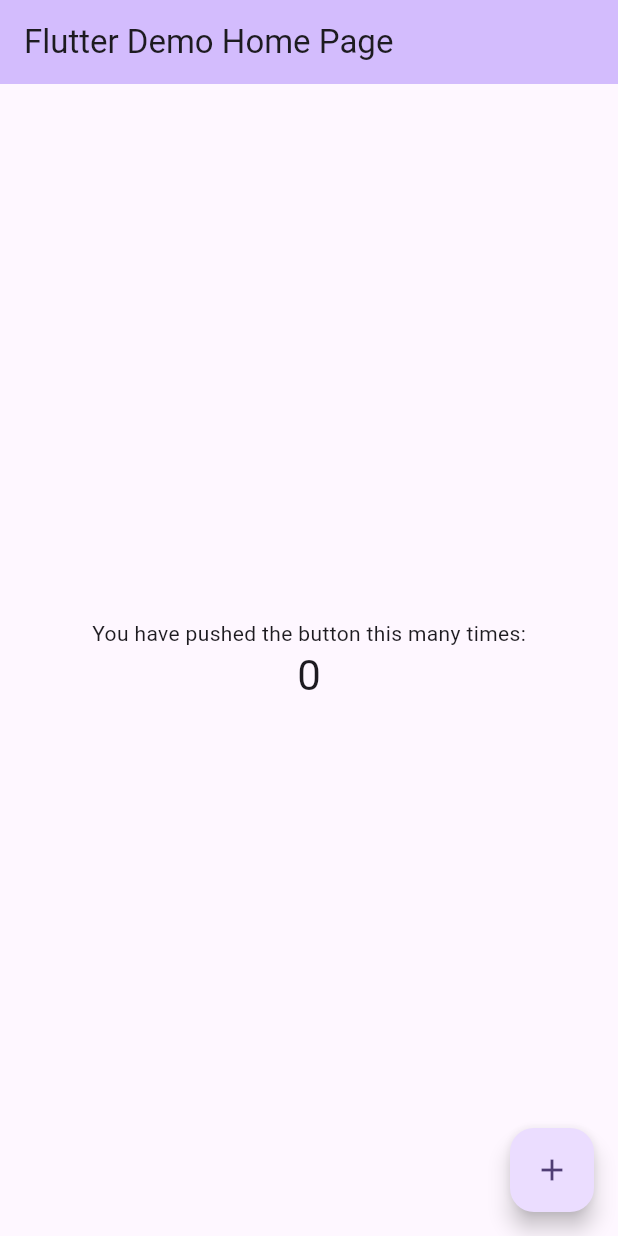
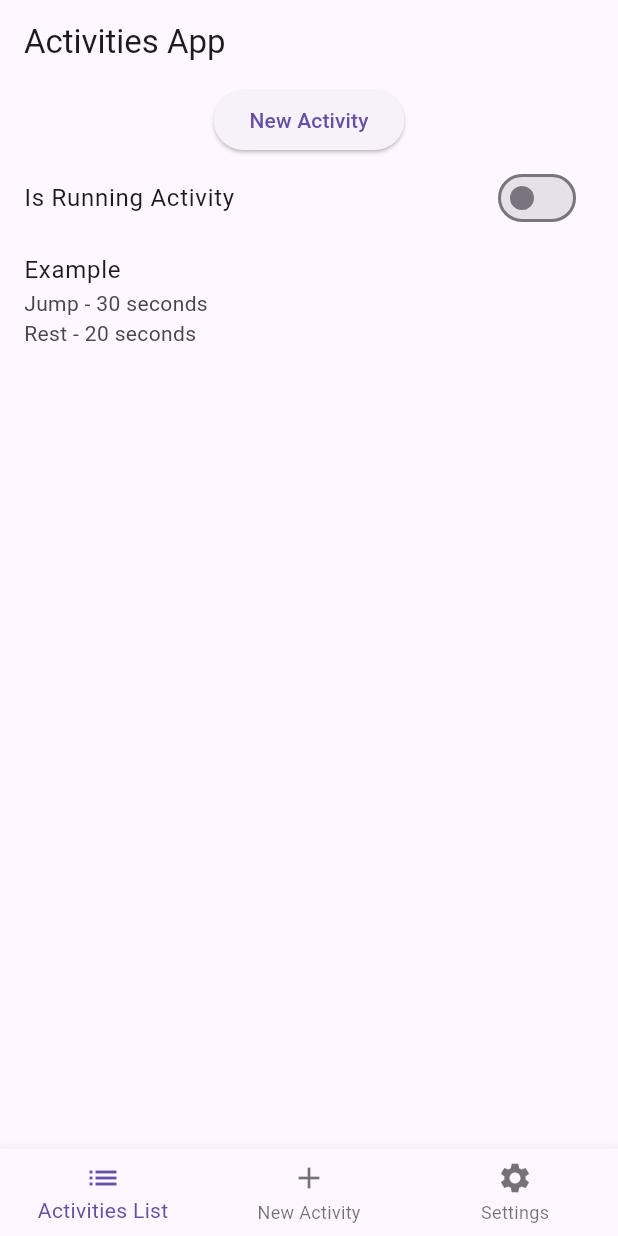
Before and after one commit to amireppel/UDOIT2, a Flutter app: the screen it shows after launch, on a phone screen of 412 x 824 dp. Run offline on Flutter 3.47's test engine with Material 3 defaults, Android fonts, the phone set to English and light mode, and no system bars.

Commit message:
very inital setup

```diff
--- /dev/null
+++ b/lib/components/activitiesComponents/new_activity_button.dart
@@ -0,0 +1,15 @@
+import 'package:flutter/material.dart';
+
+class NewActivityButton extends StatelessWidget {
+  final VoidCallback onPressed;
+
+  NewActivityButton({required this.onPressed});
+
+  @override
+  Widget build(BuildContext context) {
+    return ElevatedButton(
+      onPressed: onPressed,
+      child: Text('New Activity'),
+    );
+  }
+}
--- /dev/null
+++ b/lib/components/activities_list.dart
@@ -0,0 +1,48 @@
+import 'package:flutter/material.dart';
+import 'package:provider/provider.dart';
+import '../hooks/activities_provider.dart';
+import '../hooks/running_activity_provider.dart';
+import 'activitiesComponents/new_activity_button.dart';
+
+class ActivitiesList extends StatelessWidget {
+  final VoidCallback onNewActivityPressed;
+
+  ActivitiesList({required this.onNewActivityPressed});
+
+  @override
+  Widget build(BuildContext context) {
+    return Consumer2<ActivitiesProvider, RunningActivityProvider>(
+      builder: (context, activitiesProvider, runningActivityProvider, child) {
+        return Column(
+          children: [
+            NewActivityButton(onPressed: onNewActivityPressed),
+            SwitchListTile(
+              title: Text('Is Running Activity'),
+              value: runningActivityProvider.isRunningActivity,
+              onChanged: (bool value) {
+                runningActivityProvider.setRunningActivity(value);
+              },
+            ),
+            Expanded(
+              child: ListView.builder(
+                itemCount: activitiesProvider.activities.length,
+                itemBuilder: (context, index) {
+                  final activity = activitiesProvider.activities[index];
+                  return ListTile(
+                    title: Text(activity.name),
+                    subtitle: Column(
+                      crossAxisAlignment: CrossAxisAlignment.start,
+                      children: activity.tasks.map((task) {
+                        return Text('${task.name} - ${task.durationInSeconds} seconds');
+                      }).toList(),
+                    ),
+                  );
+                },
+              ),
+            ),
+          ],
+        );
+      },
+    );
+  }
+}
--- /dev/null
+++ b/lib/components/new_activity.dart
@@ -0,0 +1,28 @@
+import 'package:flutter/material.dart';
+import 'package:provider/provider.dart';
+import '../hooks/new_activity_provider.dart';
+
+class NewActivity extends StatelessWidget {
+  @override
+  Widget build(BuildContext context) {
+    return Consumer<NewActivityProvider>(
+      builder: (context, newActivityProvider, child) {
+        return Center(
+          child: Column(
+            mainAxisAlignment: MainAxisAlignment.center,
+            children: [
+              Text('New Activity Screen'),
+              TextField(
+                decoration: InputDecoration(labelText: 'Activity Name'),
+                onChanged: (text) {
+                  newActivityProvider.updateActivityName(text);
+                },
+              ),
+              // Add more widgets here as needed
+            ],
+          ),
+        );
+      },
+    );
+  }
+}
--- /dev/null
+++ b/lib/components/settings.dart
@@ -0,0 +1,21 @@
+import 'package:flutter/material.dart';
+import 'package:provider/provider.dart';
+import '../hooks/running_activity_provider.dart';
+
+class Settings extends StatelessWidget {
+  @override
+  Widget build(BuildContext context) {
+    return Consumer<RunningActivityProvider>(
+      builder: (context, runningActivityProvider, child) {
+        return Center(
+          child: Column(
+            mainAxisAlignment: MainAxisAlignment.center,
+            children: [
+              Text('Settings Screen'),
+            ],
+          ),
+        );
+      },
+    );
+  }
+}
--- /dev/null
+++ b/lib/hooks/activities_provider.dart
@@ -0,0 +1,41 @@
+import 'package:flutter/material.dart';
+
+class Task {
+  String name;
+  int durationInSeconds;
+  String soundFile;
+
+  Task({required this.name, required this.durationInSeconds, this.soundFile = ''});
+}
+
+class Activity {
+  String name;
+  List<Task> tasks;
+
+  Activity({required this.name, required this.tasks});
+}
+
+class ActivitiesProvider with ChangeNotifier {
+ List<Activity> _activities = [
+    Activity(
+      name: 'Example',
+      tasks: [
+        Task(name: 'Jump', durationInSeconds: 30),
+        Task(name: 'Rest', durationInSeconds: 20),
+      ],
+    ),
+  ];
+
+  List<Activity> get activities => _activities;
+
+  void addActivity(Activity activity) {
+    _activities.add(activity);
+    notifyListeners();
+  }
+
+  void addTaskToActivity(String activityName, Task task) {
+    final activity = _activities.firstWhere((activity) => activity.name == activityName);
+    activity.tasks.add(task);
+    notifyListeners();
+  }
+}
--- /dev/null
+++ b/lib/hooks/new_activity_provider.dart
@@ -0,0 +1,21 @@
+import 'package:flutter/material.dart';
+import './activities_provider.dart';
+
+
+class NewActivityProvider with ChangeNotifier {
+  String _activityName = '';
+  List<Task> _tasks = [];
+
+  String get activityName => _activityName;
+  List<Task> get tasks => _tasks;
+
+  void updateActivityName(String name) {
+    _activityName = name;
+    notifyListeners();
+  }
+
+  void addTask(Task task) {
+    _tasks.add(task);
+    notifyListeners();
+  }
+}
--- /dev/null
+++ b/lib/hooks/running_activity_provider.dart
@@ -0,0 +1,12 @@
+import 'package:flutter/material.dart';
+
+class RunningActivityProvider with ChangeNotifier {
+  bool _isRunningActivity = false;
+
+  bool get isRunningActivity => _isRunningActivity;
+
+  void setRunningActivity(bool isRunning) {
+    _isRunningActivity = isRunning;
+    notifyListeners();
+  }
+}
--- a/lib/main.dart
+++ b/lib/main.dart
@@ -1,122 +1,72 @@
 import 'package:flutter/material.dart';
+import 'package:provider/provider.dart';
+import 'hooks/activities_provider.dart';
+import 'hooks/running_activity_provider.dart';
+import 'hooks/new_activity_provider.dart';
+import 'components/activities_list.dart';
+import 'components/new_activity.dart';
+import 'components/settings.dart';
 
-void main() {
-  runApp(const MyApp());
+class MyApp extends StatefulWidget {
+  @override
+  _MyAppState createState() => _MyAppState();
 }
 
-class MyApp extends StatelessWidget {
-  const MyApp({super.key});
+class _MyAppState extends State<MyApp> {
+  int _selectedIndex = 0;
 
-  // This widget is the root of your application.
-  @override
-  Widget build(BuildContext context) {
-    return MaterialApp(
-      title: 'Flutter Demo',
-      theme: ThemeData(
-        // This is the theme of your application.
-        //
-        // TRY THIS: Try running your application with "flutter run". You'll see
-        // the application has a purple toolbar. Then, without quitting the app,
-        // try changing the seedColor in the colorScheme below to Colors.green
-        // and then invoke "hot reload" (save your changes or press the "hot
-        // reload" button in a Flutter-supported IDE, or press "r" if you used
-        // the command line to start the app).
-        //
-        // Notice that the counter didn't reset back to zero; the application
-        // state is not lost during the reload. To reset the state, use hot
-        // restart instead.
-        //
-        // This works for code too, not just values: Most code changes can be
-        // tested with just a hot reload.
-        colorScheme: ColorScheme.fromSeed(seedColor: Colors.deepPurple),
-      ),
-      home: const MyHomePage(title: 'Flutter Demo Home Page'),
-    );
-  }
-}
-
-class MyHomePage extends StatefulWidget {
-  const MyHomePage({super.key, required this.title});
-
-  // This widget is the home page of your application. It is stateful, meaning
-  // that it has a State object (defined below) that contains fields that affect
-  // how it looks.
-
-  // This class is the configuration for the state. It holds the values (in this
-  // case the title) provided by the parent (in this case the App widget) and
-  // used by the build method of the State. Fields in a Widget subclass are
-  // always marked "final".
-
-  final String title;
-
-  @override
-  State<MyHomePage> createState() => _MyHomePageState();
-}
-
-class _MyHomePageState extends State<MyHomePage> {
-  int _counter = 0;
-
-  void _incrementCounter() {
+  void _onItemTapped(int index) {
     setState(() {
-      // This call to setState tells the Flutter framework that something has
-      // changed in this State, which causes it to rerun the build method below
-      // so that the display can reflect the updated values. If we changed
-      // _counter without calling setState(), then the build method would not be
-      // called again, and so nothing would appear to happen.
-      _counter++;
+      _selectedIndex = index;
     });
   }
 
   @override
   Widget build(BuildContext context) {
-    // This method is rerun every time setState is called, for instance as done
-    // by the _incrementCounter method above.
-    //
-    // The Flutter framework has been optimized to make rerunning build methods
-    // fast, so that you can just rebuild anything that needs updating rather
-    // than having to individually change instances of widgets.
-    return Scaffold(
-      appBar: AppBar(
-        // TRY THIS: Try changing the color here to a specific color (to
-        // Colors.amber, perhaps?) and trigger a hot reload to see the AppBar
-        // change color while the other colors stay the same.
-        backgroundColor: Theme.of(context).colorScheme.inversePrimary,
-        // Here we take the value from the MyHomePage object that was created by
-        // the App.build method, and use it to set our appbar title.
-        title: Text(widget.title),
-      ),
-      body: Center(
-        // Center is a layout widget. It takes a single child and positions it
-        // in the middle of the parent.
-        child: Column(
-          // Column is also a layout widget. It takes a list of children and
-          // arranges them vertically. By default, it sizes itself to fit its
-          // children horizontally, and tries to be as tall as its parent.
-          //
-          // Column has various properties to control how it sizes itself and
-          // how it positions its children. Here we use mainAxisAlignment to
-          // center the children vertically; the main axis here is the vertical
-          // axis because Columns are vertical (the cross axis would be
-          // horizontal).
-          //
-          // TRY THIS: Invoke "debug painting" (choose the "Toggle Debug Paint"
-          // action in the IDE, or press "p" in the console), to see the
-          // wireframe for each widget.
-          mainAxisAlignment: MainAxisAlignment.center,
-          children: <Widget>[
-            const Text('You have pushed the button this many times:'),
-            Text(
-              '$_counter',
-              style: Theme.of(context).textTheme.headlineMedium,
-            ),
-          ],
+    List<Widget> _widgetOptions = <Widget>[
+      ActivitiesList(onNewActivityPressed: () {
+        _onItemTapped(1);
+      }),
+      NewActivity(),
+      Settings(),
+    ];
+
+    return MultiProvider(
+      providers: [
+        ChangeNotifierProvider(create: (context) => ActivitiesProvider()),
+        ChangeNotifierProvider(create: (context) => RunningActivityProvider()),
+        ChangeNotifierProvider(create: (context) => NewActivityProvider()),
+      ],
+      child: MaterialApp(
+        home: Scaffold(
+          appBar: AppBar(
+            title: Text('Activities App'),
+          ),
+          body: _widgetOptions.elementAt(_selectedIndex),
+          bottomNavigationBar: BottomNavigationBar(
+            items: const <BottomNavigationBarItem>[
+              BottomNavigationBarItem(
+                icon: Icon(Icons.list),
+                label: 'Activities List',
+              ),
+              BottomNavigationBarItem(
+                icon: Icon(Icons.add),
+                label: 'New Activity',
+              ),
+              BottomNavigationBarItem(
+                icon: Icon(Icons.settings),
+                label: 'Settings',
+              ),
+            ],
+            currentIndex: _selectedIndex,
+            onTap: _onItemTapped,
+          ),
         ),
       ),
-      floatingActionButton: FloatingActionButton(
-        onPressed: _incrementCounter,
-        tooltip: 'Increment',
-        child: const Icon(Icons.add),
-      ), // This trailing comma makes auto-formatting nicer for build methods.
     );
   }
 }
+
+void main() {
+  runApp(MyApp());
+}
--- a/pubspec.yaml
+++ b/pubspec.yaml
@@ -34,6 +34,7 @@ dependencies:
   # The following adds the Cupertino Icons font to your application.
   # Use with the CupertinoIcons class for iOS style icons.
   cupertino_icons: ^1.0.8
+  provider: ^6.1.2
 
 dev_dependencies:
   flutter_test:
```
Also changed, not shown: pubspec.lock.
